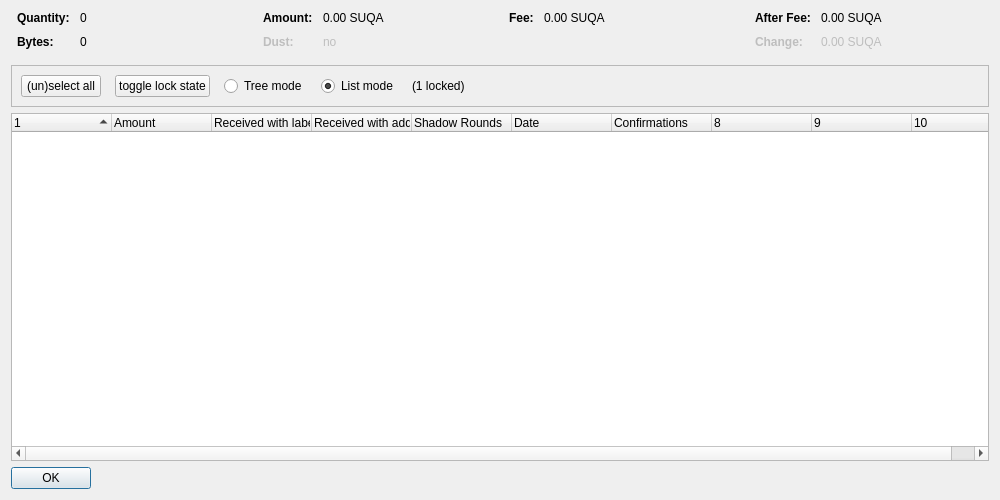
Old version of the form src/qt/forms/coincontroldialog.ui in the repository barrystyle/SUQA-0.17.1.
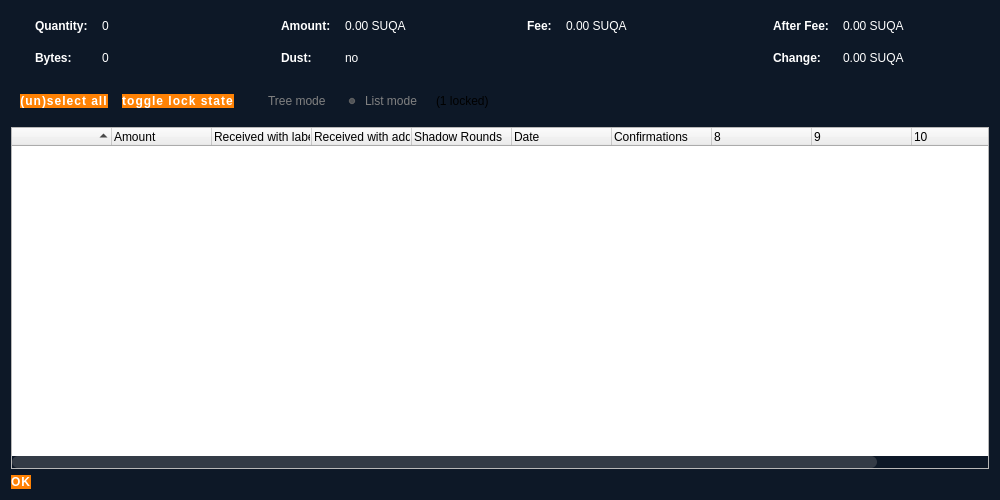
New version of the form. Icons and pictures are not drawn. Custom widgets are drawn as their Qt base class.

What changed in the file:
```diff
--- a/src/qt/forms/coincontroldialog.ui
+++ b/src/qt/forms/coincontroldialog.ui
@@ -13,6 +13,313 @@
   <property name="windowTitle">
    <string>Coin Selection</string>
   </property>
+  <property name="styleSheet">
+   <string notr="true">QDialog#CoinControlDialog {
+background-color :#0d1827;
+color: #ffffff;
+}
+
+QDialog#CoinControlDialog .QLabel#labelCoinControlQuantityText {
+	/* Coin Control Quantity Label */
+	min-height: 30px;
+	padding-left: 15px;
+color : #fff;
+}
+QDialog#CoinControlDialog .QLabel#labelCoinControlQuantity {
+	/* Coin Control Quantity */
+	min-height: 30px;
+color : #fff;
+}
+QDialog#CoinControlDialog .QLabel#labelCoinControlBytesText {
+	/* Coin Control Bytes Label */
+	padding-left: 15px;
+color : #fff;
+}
+QDialog#CoinControlDialog .QLabel#labelCoinControlBytes {
+	/* Coin Control Bytes */
+color : #fff;
+}
+QDialog#CoinControlDialog .QLabel#labelCoinControlAmountText {
+	/* Coin Control Amount Label */
+	min-height: 30px;
+	padding-left: 15px;
+color : #fff;
+}
+QDialog#CoinControlDialog .QLabel#labelCoinControlAmount {
+	/* Coin Control Amount */
+	min-height: 30px;
+color : #fff;
+}
+QDialog#CoinControlDialog .QLabel#labelCoinControlPriorityText {
+	/* Coin Control Priority Label */
+	padding-left: 15px;
+color : #fff;
+}
+QDialog#CoinControlDialog .QLabel#labelCoinControlPriority {
+	/* Coin Control Priority */
+color : #fff;
+}
+QDialog#CoinControlDialog .QLabel#labelCoinControlFeeText {
+	/* Coin Control Fee Label */
+	min-height: 30px;
+	padding-left: 15px;
+color : #fff;
+}
+QDialog#CoinControlDialog .QLabel#labelCoinControlFee {
+	/* Coin Control Fee */
+	min-height: 30px;
+color : #fff;
+}
+QDialog#CoinControlDialog .QLabel#labelCoinControlLowOutputText {
+	/* Coin Control Low Output Label */
+	padding-left: 15px;
+color : #fff;
+}
+QDialog#CoinControlDialog .QLabel#labelCoinControlLowOutput {
+	/* Coin Control Low Output */
+
+color : #fff;
+}
+QDialog#CoinControlDialog .QLabel#labelCoinControlAfterFeeText {
+	/* Coin Control After Fee Label */
+	min-height: 30px;
+	padding-left: 15px;
+color : #fff;
+}
+QDialog#CoinControlDialog .QLabel#labelCoinControlAfterFee {
+	/* Coin Control After Fee */
+	min-height: 30px;
+color : #fff;
+}
+QDialog#CoinControlDialog .QLabel#labelCoinControlChangeText {
+	/* Coin Control Change Label */
+	padding-left: 15px;
+color : #fff;
+}
+QDialog#CoinControlDialog .QLabel#labelCoinControlChange {
+	/* Coin Control Change */
+color : #fff;
+}
+QDialog#CoinControlDialog .QFrame#frame .QRadioButton#radioTreeMode {
+	/* Coin Control Tree Mode Selector */
+	color: #818181;
+	background-color: transparent;
+}
+QDialog#CoinControlDialog .QFrame#frame .QRadioButton#radioListMode {
+	/* Coin Control List Mode Selector */
+	color: #818181;
+	background-color: transparent;
+}
+QDialog#CoinControlDialog QHeaderView::section:first {
+	/* Bug Fix: the number &quot;1&quot; displays in this table for some reason... */
+	color: transparent;
+}
+QDialog#CoinControlDialog .CoinControlTreeWidget#treeWidget {
+	/* Coin Control Widget Container */
+	outline: 0;
+	background-color: #1C3455;
+	border: 0;
+	alternate-background-color: transparent;
+}
+QDialog#CoinControlDialog .CoinControlTreeWidget#treeWidget::item {
+	background-color:transparent;
+	color:white;
+	padding-left:0;
+	border-bottom: 1px solid rgba(255, 255, 255, 0.05);
+} 
+
+QDialog#CoinControlDialog .CoinControlTreeWidget#treeWidget::item:selected {
+	/* Coin Control Item (selected) */
+	background-color: #313d4b;
+	color: #fff;
+}
+QDialog#CoinControlDialog .CoinControlTreeWidget#treeWidget::item:checked {
+	/* Coin Control Item (checked) */
+	background-color: transparent;
+	color: #fff;
+}
+QDialog#CoinControlDialog .CoinControlTreeWidget#treeWidget::branch:selected {
+	/* Coin Control Branch Icon */
+	/* background-image: url(':/images/qtreeview_selected');
+	background-repeat: no-repeat;
+	background-position: center;
+	background-color: transparent; */
+	background:none;
+	color: #333;
+}
+QDialog#CoinControlDialog .CoinControlTreeWidget#treeWidget::branch:checked {
+	/* Coin Control Branch Icon */
+	/* background-image: url(':/images/qtreeview_selected');
+	background-repeat: no-repeat;
+	background-position: center;
+	background-color: #f7f7f7; */
+	background:none;
+	color: #333;
+}
+QDialog#CoinControlDialog .CoinControlTreeWidget#treeWidget::seperator {} QDialog#CoinControlDialog .CoinControlTreeWidget#treeWidget::indicator {
+	/* Coin Control Widget Checkbox */
+}
+
+QPushButton {
+	/* Global Button Style */
+	background-color: #FF8204;
+	padding: 0.85em 2em;
+	font-family: &quot;Montserrat&quot;;
+	letter-spacing: 1px;
+	border: 0;
+	color: #ffffff;
+	font-size: 12px;
+	font-weight: bold;
+	border-radius: 19px;
+	text-transform: uppercase;
+}
+QPushButton:hover {
+	background-color: #db7e20;
+}
+QPushButton:focus {
+	border: none;
+	outline: none;
+}
+QPushButton:pressed {
+	border: 1px solid #333;
+}
+
+QScrollBar {
+	/* Scroll Bar */
+}
+QScrollBar:vertical {
+	/* Vertical Scroll Bar Attributes */
+	border: 0;
+	background: transparent;
+	width: 12px;
+    margin: 0;
+    
+}
+QScrollBar:horizontal {
+	/* Horizontal Scroll Bar Attributes */
+	border: 0;
+	background: transparent;
+	height: 12px;
+    /* margin: 0px 18px 0px 18px; */
+    margin:0;
+    
+}
+QScrollBar::handle:vertical {
+	/* Scroll Bar Slider - vertical */
+	background: #333b46;
+    border-radius: 6px;
+    min-height:50px;
+    width:3px;
+    /* border:2px solid transparent; */
+    
+	
+}
+
+QScrollBar::handle:horizontal {
+	/* Scroll Bar Slider - horizontal */
+	background: #333b46;
+    min-width: 50px;
+    border-radius: 6px;
+}
+QScrollBar::add-page,
+QScrollBar::sub-page {
+	/* Scroll Bar Background */
+	background: transparent;
+}
+QScrollBar::add-line:vertical,
+QScrollBar::sub-line:vertical,
+QScrollBar::add-line:horizontal,
+QScrollBar::sub-line:horizontal {
+	/* Define Arrow Button Dimensions */
+	background: none;
+	border: 0;
+	width: 16px;
+	height: 16px;
+}
+QScrollBar::add-line:vertical:pressed,
+QScrollBar::sub-line:vertical:pressed,
+QScrollBar::add-line:horizontal:pressed,
+QScrollBar::sub-line:horizontal:pressed {
+	background-color: #e0e0e0;
+}
+QScrollBar::sub-line:vertical {
+	/* Vertical - top button position */
+	subcontrol-position: top;
+	subcontrol-origin: margin;
+}
+QScrollBar::add-line:vertical {
+	/* Vertical - bottom button position */
+	subcontrol-position: bottom;
+	subcontrol-origin: margin;
+}
+QScrollBar::sub-line:horizontal {
+	/* Vertical - left button position */
+	subcontrol-position: left;
+	subcontrol-origin: margin;
+}
+QScrollBar::add-line:horizontal {
+	/* Vertical - right button position */
+	subcontrol-position: right;
+	subcontrol-origin: margin;
+}
+QScrollBar:up-arrow,
+QScrollBar:down-arrow,
+QScrollBar:left-arrow,
+QScrollBar:right-arrow {
+	/* Arrows Icon */
+	width: 10px;
+	height: 10px;
+	display: none;
+	opacity: 0;
+}
+QScrollBar:up-arrow {
+	background: none;
+}
+QScrollBar:down-arrow {
+    /* background-image: url(':/images/downArrow_small'); */
+    background: none;
+}
+QScrollBar:left-arrow {
+    /* background-image: url(':/images/leftArrow_small'); */
+    background: none;
+}
+QScrollBar:right-arrow {
+    /* background-image: url(':/images/rightArrow_small'); */
+    background: none;
+}
+QSlider::handle:horizontal {
+	background-color: #8a8a8a;
+	border: 0;
+	border-radius: 6px;
+}
+QSlider::sub-page:horizontal {
+	background-color: #414a55;
+	border: 0;
+	border-radius: 6px;
+}
+QSlider::add-page:horizontal {
+	/* background-color:rgba(255, 255, 255, 0.08); */
+	background-color: #222d3a;
+	border: 0;
+	border-radius: 6px;
+}
+/**************************** HIDE ARROWS **********************************************/
+
+QScrollBar::add-line:vertical {
+	height: 0px;
+}
+QScrollBar::sub-line:vertical {
+	height: 0px;
+}
+QScrollBar::add-page:vertical,
+QScrollBar::sub-page:vertical {
+	height: 0px;
+}
+
+QFrame#frame {
+border:0;
+}</string>
+  </property>
   <layout class="QVBoxLayout" name="verticalLayout">
    <item>
     <layout class="QHBoxLayout" name="horizontalLayoutTop" stretch="0,0,0,0">
@@ -319,7 +626,7 @@
      </property>
      <layout class="QHBoxLayout" name="horizontalLayout">
       <item>
-       <layout class="QHBoxLayout" name="horizontalLayoutPanel" stretch="0,0,0,0,0">
+       <layout class="QHBoxLayout" name="horizontalLayoutPanel" stretch="0,0,0,0,0,0">
         <property name="spacing">
          <number>14</number>
         </property>
@@ -418,7 +725,7 @@
       <bool>false</bool>
      </property>
      <property name="columnCount">
-      <number>10</number>
+      <number>11</number>
      </property>
      <attribute name="headerShowSortIndicator" stdset="0">
       <bool>true</bool>
```
